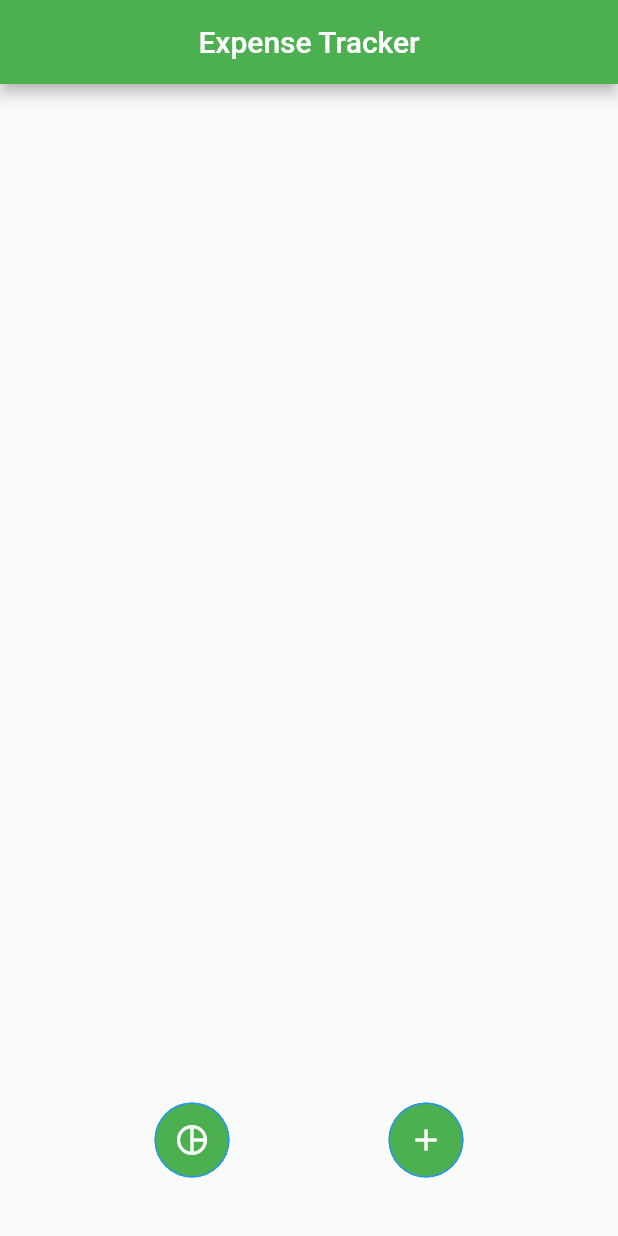
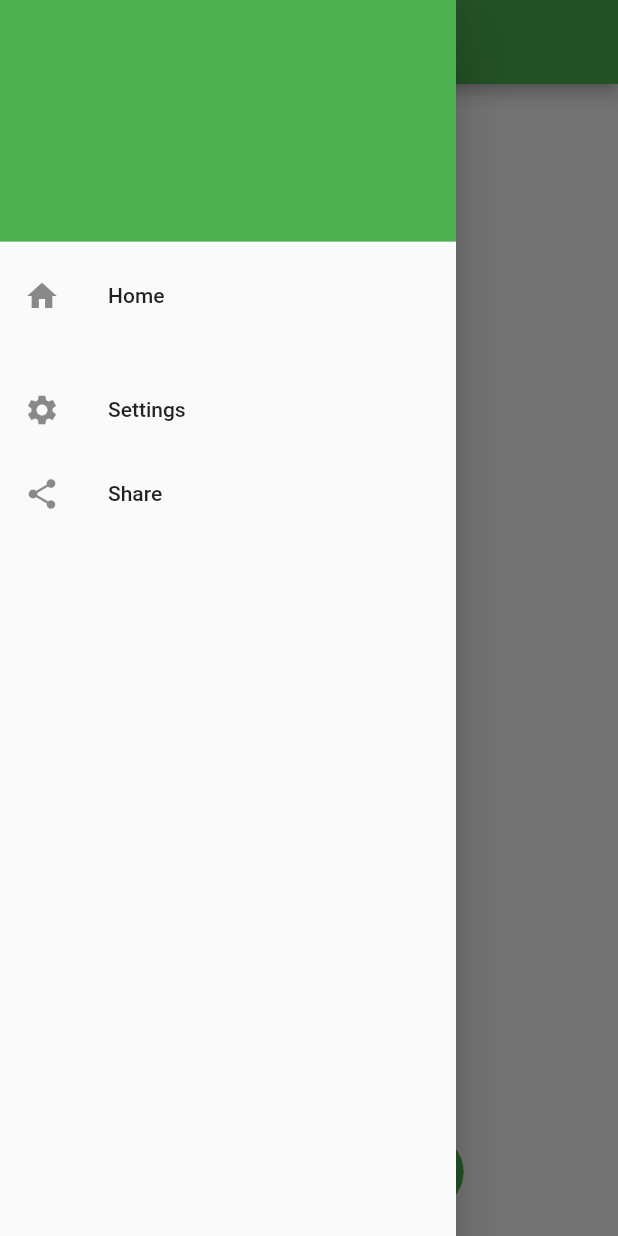
Before and after one commit to DenizD/Expense_Tracker, a Flutter app: the screen it shows after launch, with the side drawer open (before the commit the screen has no drawer), on a phone screen of 412 x 824 dp. Run offline on Flutter 3.47's test engine with Material 2 defaults, Android fonts, the phone set to English and light mode, and no system bars; our stand-ins replace pie_chart, share, shared_preferences; missing offline and left inert: after_init, currencies, searchable_dropdown.

Commit message:
UI changes, settings page added

```diff
--- a/lib/components/data_row_component.dart
+++ b/lib/components/data_row_component.dart
@@ -5,7 +5,9 @@ class DataRowComponent {
   final IconData iconData;
   final String categoryTitle;
   final double expenseValue;
-  DataRowComponent(this.iconData, this.categoryTitle, this.expenseValue);
+  final String currency;
+  DataRowComponent(
+      this.iconData, this.categoryTitle, this.expenseValue, this.currency);
 
   DataRow create() {
     return DataRow(
@@ -27,7 +29,7 @@ class DataRowComponent {
         ),
         DataCell(
           Text(
-            '$expenseValue',
+            '$expenseValue $currency',
             style: TextStyle(
               color: Constants.categoryColorMap[categoryTitle],
               fontWeight: FontWeight.bold,
--- a/lib/components/rounded_button_component.dart
+++ b/lib/components/rounded_button_component.dart
@@ -20,7 +20,7 @@ class RoundedButton extends StatelessWidget {
         ),
         shape: CircleBorder(
           side: BorderSide(
-            color: Colors.blue,
+            color: Colors.green,
             width: 1,
             style: BorderStyle.solid,
           ),
--- /dev/null
+++ b/lib/components/side_navbar_component.dart
@@ -0,0 +1,61 @@
+import 'package:expensetracker/screens/expense_screen.dart';
+import 'package:expensetracker/screens/settings_screen.dart';
+import 'package:flutter/material.dart';
+import 'package:share/share.dart';
+
+class SideNavBar extends StatefulWidget {
+  @override
+  _SideNavBarState createState() => _SideNavBarState();
+}
+
+class _SideNavBarState extends State<SideNavBar> {
+  @override
+  void initState() {
+    super.initState();
+  }
+
+  @override
+  Widget build(BuildContext context) {
+    return Drawer(
+      child: ListView(
+        padding: EdgeInsets.all(0),
+        children: <Widget>[
+          DrawerHeader(
+            child: null,
+            decoration: BoxDecoration(
+              color: Colors.green,
+            ),
+          ),
+          ListTile(
+            leading: Icon(Icons.home),
+            title: Text('Home'),
+            onTap: () {
+              Navigator.pop(context);
+              Navigator.pushReplacementNamed(context, ExpenseScreen.id);
+            },
+          ),
+          SizedBox(
+            height: 20,
+          ),
+          ListTile(
+            leading: Icon(Icons.settings),
+            title: Text('Settings'),
+            onTap: () {
+              Navigator.pop(context);
+              Navigator.pushReplacementNamed(context, SettingsScreen.id);
+            },
+          ),
+          ListTile(
+            leading: Icon(Icons.share),
+            title: Text('Share'),
+            onTap: () {
+              Share.share('Download Expense Tracker app on market',
+                  subject: 'Expense Tracker App');
+              Navigator.pop(context);
+            },
+          ),
+        ],
+      ),
+    );
+  }
+}
--- a/lib/main.dart
+++ b/lib/main.dart
@@ -1,4 +1,5 @@
 import 'package:expensetracker/screens/expense_screen.dart';
+import 'package:expensetracker/screens/settings_screen.dart';
 import 'package:flutter/material.dart';
 
 void main() {
@@ -9,7 +10,11 @@ class ExpenseTracker extends StatelessWidget {
   @override
   Widget build(BuildContext context) {
     return MaterialApp(
-      home: ExpenseScreen(),
+      initialRoute: ExpenseScreen.id,
+      routes: {
+        ExpenseScreen.id: (context) => ExpenseScreen(),
+        SettingsScreen.id: (context) => SettingsScreen(),
+      },
       debugShowCheckedModeBanner: false,
     );
   }
--- a/lib/screens/expense_screen.dart
+++ b/lib/screens/expense_screen.dart
@@ -1,24 +1,29 @@
-import 'dart:math';
-
 import 'package:expensetracker/components/data_column_component.dart';
 import 'package:expensetracker/components/data_row_component.dart';
 import 'package:expensetracker/components/rounded_button_component.dart';
+import 'package:expensetracker/components/side_navbar_component.dart';
 import 'package:expensetracker/models/expense_date.dart';
 import 'package:expensetracker/models/expense_date_list.dart';
 import 'package:expensetracker/models/expense_item.dart';
 import 'package:expensetracker/models/expense_item_list.dart';
 import 'package:expensetracker/services/data_storage_service.dart';
 import 'package:expensetracker/utils/constants.dart';
+import 'package:expensetracker/utils/settings.dart';
 import 'package:flutter/material.dart';
 import 'package:intl/intl.dart';
 import 'package:pie_chart/pie_chart.dart';
+import 'package:after_init/after_init.dart';
+import 'dart:convert';
 
 class ExpenseScreen extends StatefulWidget {
+  static const String id = "expense_screen";
+
   @override
   _ExpenseScreenState createState() => _ExpenseScreenState();
 }
 
-class _ExpenseScreenState extends State<ExpenseScreen> {
+class _ExpenseScreenState extends State<ExpenseScreen>
+    with AfterInitMixin<ExpenseScreen> {
   TextEditingController textController = TextEditingController();
 
   String expenseCategory;
@@ -30,16 +35,21 @@ class _ExpenseScreenState extends State<ExpenseScreen> {
   ExpenseDateList expenseDateList = ExpenseDateList();
   ExpenseItemList expenseItemList = ExpenseItemList();
 
-  DataStorage dataStorage = DataStorage();
+  void _loadSettingsData() {
+    Settings.currency =
+        DataStorage.loadData(Constants.currencyStorageKey) ?? '';
+    Settings.language =
+        DataStorage.loadData(Constants.languageStorageKey) ?? '';
+  }
 
-  Future<void> _loadExpenseData() async {
-    await dataStorage.init();
-
-    dynamic savedData = dataStorage.loadData(Constants.dataStorageKey);
+  void _loadExpenseData() {
+    String savedData = DataStorage.loadData(Constants.dataStorageKey);
 
     if (savedData != null) {
+      dynamic savedDataJson = json.decode(savedData);
+
       for (dynamic expenseDateListItem
-          in savedData[Constants.expenseDateListKey]) {
+          in savedDataJson[Constants.expenseDateListKey]) {
         String savedExpenseDate = expenseDateListItem[Constants.expenseDateKey];
         ExpenseItemList savedExpenseItemList = ExpenseItemList();
         if (savedExpenseDate == DateFormat('yyyy-MM').format(DateTime.now())) {
@@ -87,7 +97,7 @@ class _ExpenseScreenState extends State<ExpenseScreen> {
     );
     expenseDateList.addExpenseDate(expenseDate);
 
-    dataStorage.saveData(
+    DataStorage.saveData(
         Constants.dataStorageKey, expenseDateList.toJson().toString());
 
     totalExpenses[expenseCategory] += expenseValue;
@@ -96,6 +106,13 @@ class _ExpenseScreenState extends State<ExpenseScreen> {
   @override
   void initState() {
     super.initState();
+  }
+
+  @override
+  void didInitState() async {
+    await DataStorage.init();
+
+    _loadSettingsData();
     _loadExpenseData();
   }
 
@@ -108,15 +125,25 @@ class _ExpenseScreenState extends State<ExpenseScreen> {
   @override
   Widget build(BuildContext context) {
     return Scaffold(
-      appBar: AppBar(
-        backgroundColor: Colors.green,
-        centerTitle: true,
-        title: Text('Expense Tracker'),
-      ),
+      appBar: Constants.kAppbarStyle,
+      drawer: SideNavBar(),
       body: Column(
         children: <Widget>[
           Expanded(
-            flex: 5,
+            flex: 1,
+            child: Padding(
+              padding: const EdgeInsets.all(20.0),
+              child: Text(
+                'Expenses',
+                style: TextStyle(
+                    color: Colors.green,
+                    fontWeight: FontWeight.bold,
+                    fontSize: 25),
+              ),
+            ),
+          ),
+          Expanded(
+            flex: 7,
             child: ListView.builder(
               itemCount: expenseDateList.getExpenseDateList().length ?? 0,
               itemBuilder: (context, index) {
@@ -172,9 +199,12 @@ class _ExpenseScreenState extends State<ExpenseScreen> {
     List<DataRow> dataRows = [];
     expenseItemList.sortExpenseItems();
     for (ExpenseItem expenseItem in expenseItemList.getExpenseItemList()) {
-      dataRows.add(DataRowComponent(expenseItem.getIconData(),
-              expenseItem.getCategory(), expenseItem.getValue())
-          .create());
+      dataRows.add(DataRowComponent(
+        expenseItem.getIconData(),
+        expenseItem.getCategory(),
+        expenseItem.getValue(),
+        Settings.currency,
+      ).create());
     }
 
     tableContent.add(
--- a/lib/services/data_storage_service.dart
+++ b/lib/services/data_storage_service.dart
@@ -1,28 +1,25 @@
 import 'package:shared_preferences/shared_preferences.dart';
-import 'dart:convert';
 
 class DataStorage {
-  SharedPreferences prefs;
+  static SharedPreferences prefs;
 
-  Future<void> init() async {
+  static Future<void> init() async {
     prefs = await SharedPreferences.getInstance();
   }
 
-  void saveData(String key, String data) {
+  static void saveData(String key, String data) {
     prefs.setString(key, data);
   }
 
-  dynamic loadData(String key) {
+  static String loadData(String key) {
     if (prefs.containsKey(key)) {
       String data = prefs.getString(key);
-      dynamic jsonData = json.decode(data);
-
-      return jsonData;
+      return data;
     }
     return null;
   }
 
-  void deleteData(String key) {
+  static void deleteData(String key) {
     if (prefs.containsKey(key)) {
       prefs.remove(key);
     }
--- a/lib/utils/constants.dart
+++ b/lib/utils/constants.dart
@@ -1,7 +1,17 @@
 import 'package:flutter/material.dart';
+import 'package:currencies/currencies.dart';
 
 class Constants {
-  static final String dataStorageKey = 'expense_tracker';
+  static final kAppbarStyle = AppBar(
+    centerTitle: true,
+    title: Text('Expense Tracker'),
+    backgroundColor: Colors.green,
+  );
+
+  static final String dataStorageKey = 'expense_tracker_data';
+  static final String currencyStorageKey = 'expense_tracker_currency_settings';
+  static final String languageStorageKey = 'expense_tracker_language_settings';
+
   static final String expenseItemKey = 'expenseItem';
   static final String expenseItemCategoryKey = 'category';
   static final String expenseItemValueKey = 'value';
@@ -41,4 +51,11 @@ class Constants {
 
   static final Map<String, Color> categoryColorMap =
       Map.fromIterables(categoryList, categoryColorList);
+
+  static final List<Currency> currencyList = currencies.values.toList();
+  static final List<String> languageList = [
+    'Turkish',
+    'English',
+    'German',
+  ];
 }
--- /dev/null
+++ b/lib/utils/settings.dart
@@ -0,0 +1,4 @@
+class Settings {
+  static String currency;
+  static String language;
+}
--- a/pubspec.yaml
+++ b/pubspec.yaml
@@ -16,6 +16,10 @@ dependencies:
   intl: ^0.16.1
   shared_preferences: ^0.5.7+3
   pie_chart: ^3.1.1
+  share: ^0.6.4+3
+  currencies: ^0.1.1
+  searchable_dropdown: ^1.1.3
+  after_init: ^0.1.2
 
 dev_dependencies:
   flutter_test:
```
Also changed, not shown: lib/components/custom_dropdown_component.dart (added, +42 -0 lines), lib/screens/settings_screen.dart (added, +126 -0 lines), pubspec.lock, 4 other files.
